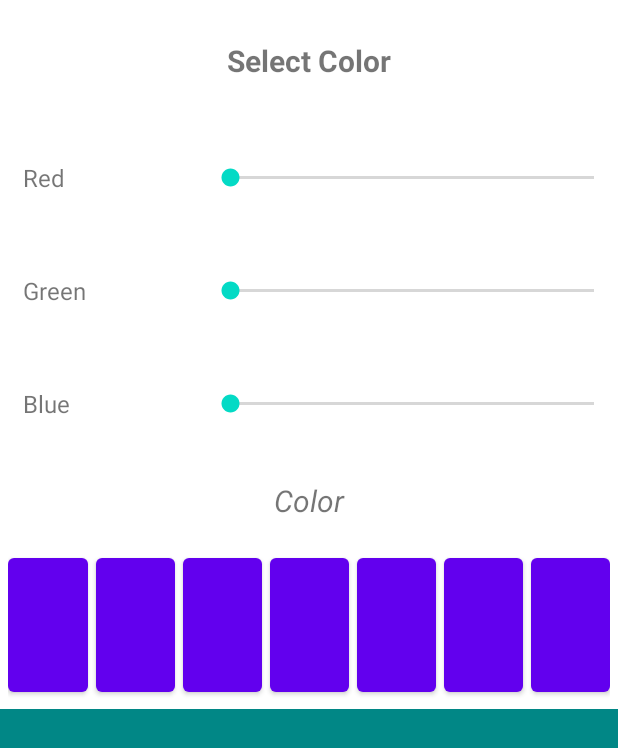
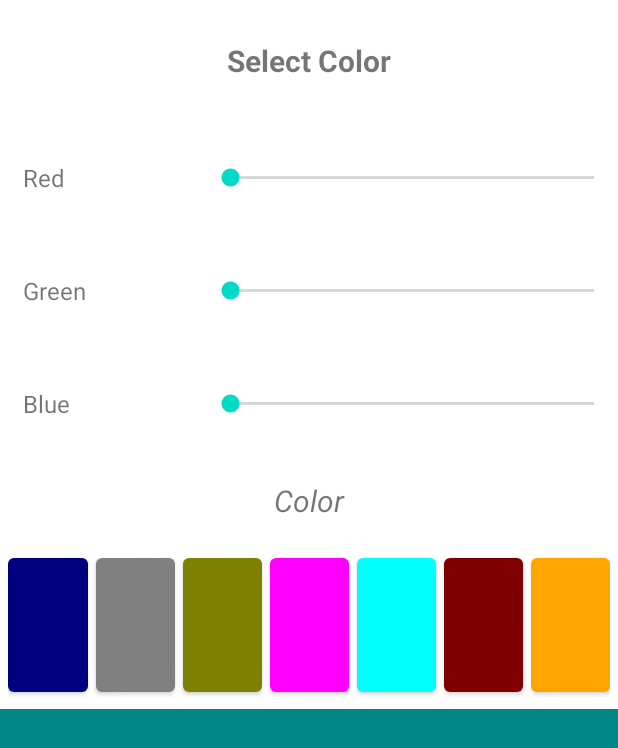
Before and after one commit to khrystyna2210/BasicColorSelection, an Android app: the screen it shows after launch (MainActivity), on a phone screen of 412 x 824 dp. Shown: the top 748 px of the screen. Run offline under Robolectric (Android 15) with nearby library versions, the phone set to English and light mode, and no system bars.

```diff
--- a/app/src/main/res/layout/activity_main.xml
+++ b/app/src/main/res/layout/activity_main.xml
@@ -41,7 +41,7 @@
                 android:textSize="16sp" />
 
             <SeekBar
-                android:id="@+id/seekBar"
+                android:id="@+id/sbRedColor"
                 android:layout_width="match_parent"
                 android:layout_height="wrap_content"
                 android:layout_weight="1" />
@@ -66,7 +66,7 @@
                 android:textSize="16sp" />
 
             <SeekBar
-                android:id="@+id/seekBar2"
+                android:id="@+id/sbGreenColor"
                 android:layout_width="match_parent"
                 android:layout_height="wrap_content"
                 android:layout_weight="1" />
@@ -91,14 +91,14 @@
                 android:textSize="16sp" />
 
             <SeekBar
-                android:id="@+id/seekBar3"
+                android:id="@+id/sbBlueColor"
                 android:layout_width="match_parent"
                 android:layout_height="wrap_content"
                 android:layout_weight="1" />
         </LinearLayout>
 
         <TextView
-            android:id="@+id/textView2"
+            android:id="@+id/tvColorText"
             android:layout_width="match_parent"
             android:layout_height="wrap_content"
             android:layout_weight="0.5"
@@ -115,70 +115,77 @@
             android:orientation="horizontal">
 
             <Button
-                android:id="@+id/button6"
+                android:id="@+id/btnColor1"
                 android:layout_width="wrap_content"
                 android:layout_height="match_parent"
                 android:layout_weight="1"
                 android:text="1"
-                android:textSize="0sp" />
+                android:textSize="0sp"
+                app:backgroundTint="@color/navy" />
 
             <Button
-                android:id="@+id/button7"
+                android:id="@+id/btnColor2"
                 android:layout_width="wrap_content"
                 android:layout_height="match_parent"
                 android:layout_marginLeft="5dp"
                 android:layout_weight="1"
                 android:text="2"
-                android:textSize="0sp" />
+                android:textSize="0sp"
+                app:backgroundTint="@color/gray" />
 
             <Button
-                android:id="@+id/button5"
+                android:id="@+id/btnColor3"
                 android:layout_width="wrap_content"
                 android:layout_height="match_parent"
                 android:layout_marginLeft="5dp"
                 android:layout_weight="1"
                 android:text="3"
-                android:textSize="0sp" />
+                android:textSize="0sp"
+                app:backgroundTint="@color/olive" />
 
             <Button
-                android:id="@+id/button4"
+                android:id="@+id/btnColor4"
                 android:layout_width="wrap_content"
                 android:layout_height="match_parent"
                 android:layout_marginLeft="5dp"
                 android:layout_weight="1"
                 android:text="4"
-                android:textSize="0sp" />
+                android:textSize="0sp"
+                app:backgroundTint="@color/violet" />
 
             <Button
-                android:id="@+id/button2"
+                android:id="@+id/btnColor5"
                 android:layout_width="wrap_content"
                 android:layout_height="match_parent"
                 android:layout_marginLeft="5dp"
                 android:layout_weight="1"
                 android:text="5"
-                android:textSize="0sp" />
+                android:textSize="0sp"
+                app:backgroundTint="@color/aqua" />
 
             <Button
-                android:id="@+id/button3"
+                android:id="@+id/btnColor6"
                 android:layout_width="wrap_content"
                 android:layout_height="match_parent"
                 android:layout_marginLeft="5dp"
                 android:layout_weight="1"
                 android:text="6"
-                android:textSize="0sp" />
+                android:textSize="0sp"
+                app:backgroundTint="@color/maroon" />
 
             <Button
-                android:id="@+id/button"
+                android:id="@+id/btnColor7"
                 android:layout_width="wrap_content"
                 android:layout_height="match_parent"
                 android:layout_marginLeft="5dp"
                 android:layout_weight="1"
                 android:text="7"
-                android:textSize="0sp" />
+                android:textSize="0sp"
+                app:backgroundTint="@color/orange" />
         </LinearLayout>
 
         <ImageView
-            android:id="@+id/imageView"
+            android:id="@+id/ivColorView"
             android:layout_width="match_parent"
             android:layout_height="wrap_content"
             android:layout_weight="6.5"
--- a/app/src/main/res/values/colors.xml
+++ b/app/src/main/res/values/colors.xml
@@ -7,4 +7,19 @@
     <color name="teal_700">#FF018786</color>
     <color name="black">#FF000000</color>
     <color name="white">#FFFFFFFF</color>
+    <color name="yellow">#FFFF00</color>
+    <color name="violet">#FF00FF</color>
+    <color name="red">#FF0000</color>
+    <color name="silver">#C0C0C0</color>
+    <color name="gray">#808080</color>
+    <color name="olive">#808000</color>
+    <color name="purple">#800080</color>
+    <color name="maroon">#800000</color>
+    <color name="aqua">#00FFFF</color>
+    <color name="lime">#00FF00</color>
+    <color name="indigo">#3F00FF</color>
+    <color name="green">#008000</color>
+    <color name="blue">#0000FF</color>
+    <color name="navy">#000080</color>
+    <color name="orange">#FFA500</color>
 </resources>
```
